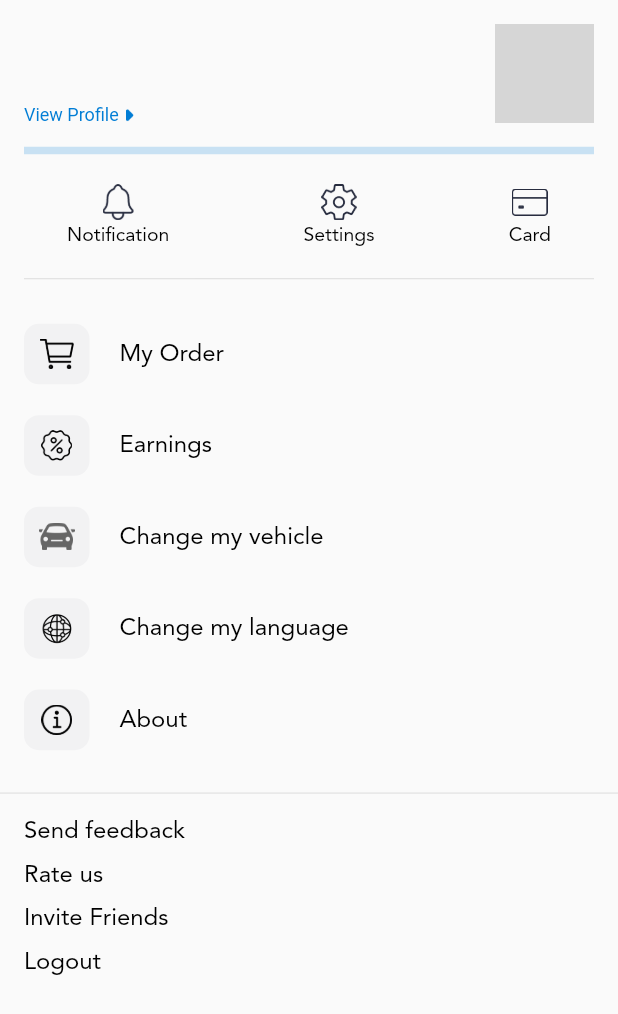
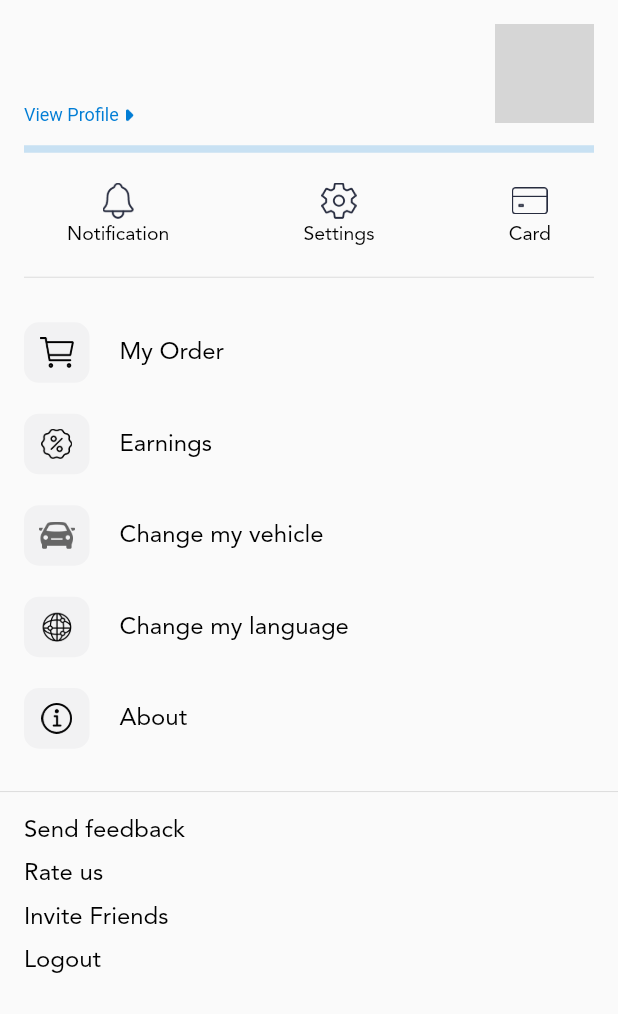
Before and after one commit to Ahsan444/Bliksy_rider_flutter, a Flutter app: the ProfileScreen screen opened directly, on a phone screen of 412 x 824 dp. Shown: the top 1014 px of the screen. Run offline on Flutter 3.47's test engine with Material 2 defaults, Android fonts, the phone set to English and light mode, and no system bars; our stand-ins replace charts_flutter, country_code_picker, dio, dotted_border, firebase_auth, firebase_core and 14 more; accounts and stored records are empty; network calls fail; Roboto replaces fonts that are missing (Avenir); project files that could hold a hidden picture were left out; grey boxes are pictures that could not be loaded.

```diff
--- a/lib/App_Modules/BottomNavigation/Profile/ViewController/profile_screen.dart
+++ b/lib/App_Modules/BottomNavigation/Profile/ViewController/profile_screen.dart
@@ -36,7 +36,7 @@ class _ProfileScreenState extends State<ProfileScreen> {
               Padding(
                 padding: AppPaddings.horizontal,
                 child: Divider(
-                  height: 3,
+                  height: 2,
                   thickness: 5,
                   color: AppColors.BLUE_COLOR.withOpacity(0.2),
                 ),
```
